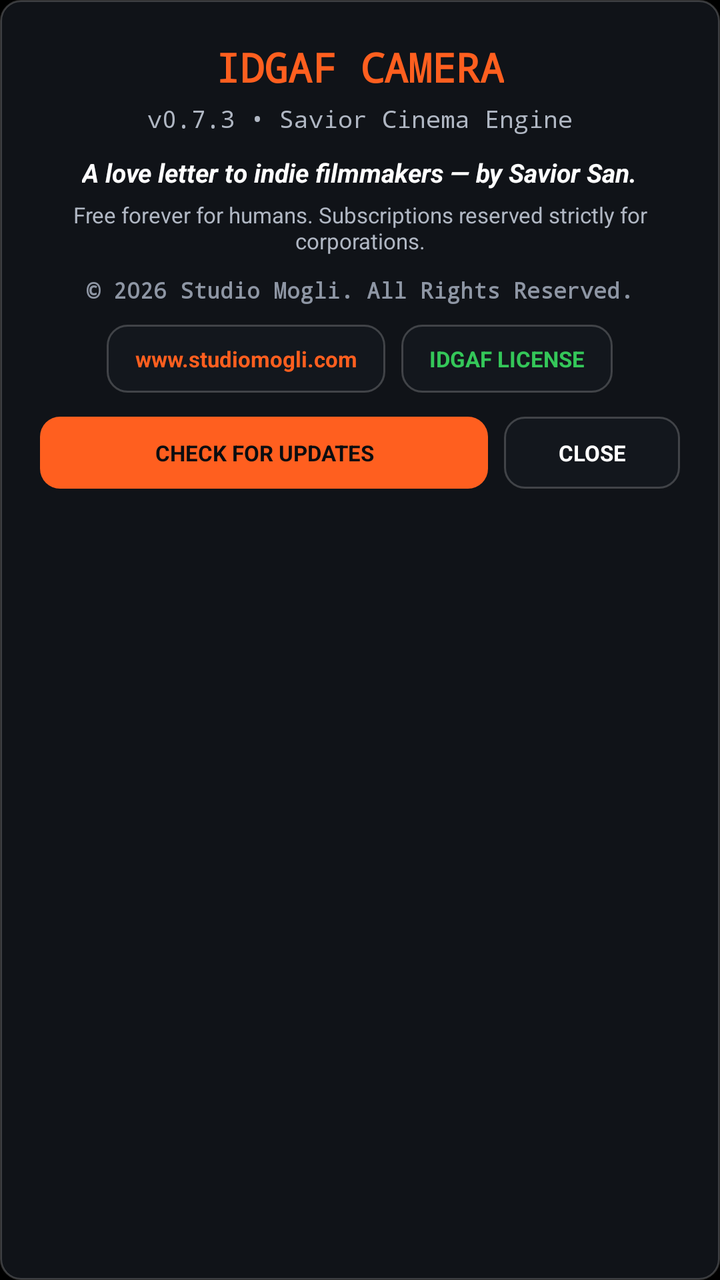
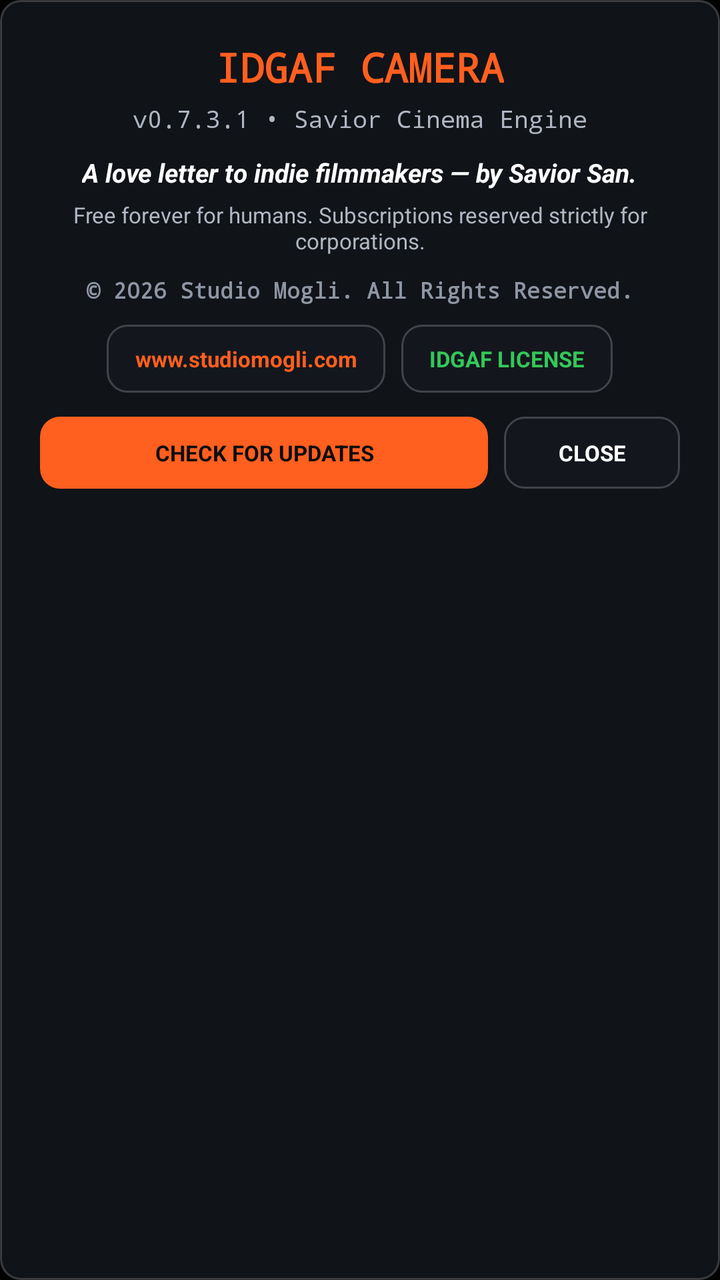

Screens rendered from an Android XML layout before and after an edit, with the pre-edit source and the edit as a unified diff.
<!-- AndroidManifest.xml: application theme Theme.IdgafCamera -->
<!-- res/layout/dialog_credits.xml -->
<?xml version="1.0" encoding="utf-8"?>
<LinearLayout xmlns:android="http://schemas.android.com/apk/res/android"
    android:layout_width="match_parent"
    android:layout_height="wrap_content"
    android:background="@drawable/bg_hud_pill"
    android:gravity="center_horizontal"
    android:orientation="vertical"
    android:padding="20dp">

    <TextView
        android:layout_width="wrap_content"
        android:layout_height="wrap_content"
        android:fontFamily="monospace"
        android:text="IDGAF CAMERA"
        android:textColor="#FF5F1F"
        android:textSize="20sp"
        android:textStyle="bold" />

    <TextView
        android:id="@+id/txtCreditsVersion"
        android:layout_width="wrap_content"
        android:layout_height="wrap_content"
        android:layout_marginTop="4dp"
        android:fontFamily="monospace"
        android:text="v0.7.3 • Savior Cinema Engine"
        android:textColor="#B0B7C3"
        android:textSize="12sp" />

    <TextView
        android:layout_width="wrap_content"
        android:layout_height="wrap_content"
        android:layout_marginTop="10dp"
        android:gravity="center"
        android:text="A love letter to indie filmmakers — by Savior San."
        android:textColor="#FFFFFF"
        android:textSize="13sp"
        android:textStyle="bold|italic" />

    <TextView
        android:layout_width="wrap_content"
        android:layout_height="wrap_content"
        android:layout_marginTop="5dp"
        android:gravity="center"
        android:text="Free forever for humans. Subscriptions reserved strictly for corporations."
        android:textColor="#B0B7C3"
        android:textSize="11sp" />

    <TextView
        android:layout_width="wrap_content"
        android:layout_height="wrap_content"
        android:layout_marginTop="10dp"
        android:fontFamily="monospace"
        android:text="© 2026 Studio Mogli. All Rights Reserved."
        android:textColor="#8E96A4"
        android:textSize="11sp"
        android:textStyle="bold" />

    <LinearLayout
        android:layout_width="wrap_content"
        android:layout_height="wrap_content"
        android:layout_marginTop="10dp"
        android:gravity="center"
        android:orientation="horizontal">

        <TextView
            android:id="@+id/btnCreditsWebsite"
            android:layout_width="wrap_content"
            android:layout_height="34dp"
            android:layout_marginEnd="8dp"
            android:background="@drawable/bg_hud_pill"
            android:gravity="center"
            android:paddingStart="14dp"
            android:paddingEnd="14dp"
            android:text="www.studiomogli.com"
            android:textColor="#FF5F1F"
            android:textSize="11sp"
            android:textStyle="bold" />

        <TextView
            android:id="@+id/btnCreditsLicense"
            android:layout_width="wrap_content"
            android:layout_height="34dp"
            android:background="@drawable/bg_hud_pill"
            android:gravity="center"
            android:paddingStart="14dp"
            android:paddingEnd="14dp"
            android:text="IDGAF LICENSE"
            android:textColor="#34C759"
            android:textSize="11sp"
            android:textStyle="bold" />
    </LinearLayout>

    <LinearLayout
        android:layout_width="match_parent"
        android:layout_height="wrap_content"
        android:layout_marginTop="12dp"
        android:gravity="center"
        android:orientation="horizontal">

        <TextView
            android:id="@+id/btnCreditsCheckUpdate"
            android:layout_width="0dp"
            android:layout_height="36dp"
            android:layout_marginEnd="8dp"
            android:layout_weight="1"
            android:background="@drawable/bg_lens_active"
            android:gravity="center"
            android:text="CHECK FOR UPDATES"
            android:textColor="#0B0D10"
            android:textSize="11sp"
            android:textStyle="bold" />

        <TextView
            android:id="@+id/btnCreditsClose"
            android:layout_width="88dp"
            android:layout_height="36dp"
            android:background="@drawable/bg_hud_pill"
            android:gravity="center"
            android:text="CLOSE"
            android:textColor="#FFFFFF"
            android:textSize="11sp"
            android:textStyle="bold" />
    </LinearLayout>

</LinearLayout>
<!-- resources referenced by this layout -->
<resources>
  <!-- drawable bg_hud_pill (drawable) -->
  <?xml version="1.0" encoding="utf-8"?>
  <shape xmlns:android="http://schemas.android.com/apk/res/android" android:shape="rectangle">
      <solid android:color="#CC14181F" />
      <stroke android:width="1dp" android:color="#33FFFFFF" />
      <corners android:radius="10dp" />
  </shape>
  <!-- drawable bg_lens_active (drawable) -->
  <?xml version="1.0" encoding="utf-8"?>
  <shape xmlns:android="http://schemas.android.com/apk/res/android" android:shape="rectangle">
      <solid android:color="#FF5F1F" />
      <corners android:radius="10dp" />
  </shape>
  <style name="Theme.IdgafCamera" parent="Theme.MaterialComponents.DayNight.NoActionBar">
          <item name="android:statusBarColor">#000000</item>
          <item name="android:navigationBarColor">#000000</item>
          <item name="android:windowBackground">#000000</item>
          <item name="android:windowFullscreen">true</item>
      </style>
</resources>

<!-- the commit's change to res/layout/dialog_credits.xml (unified diff, before → after) -->
@@ -22,7 +22,7 @@
         android:layout_height="wrap_content"
         android:layout_marginTop="4dp"
         android:fontFamily="monospace"
-        android:text="v0.7.3 • Savior Cinema Engine"
+        android:text="v0.7.3.1 • Savior Cinema Engine"
         android:textColor="#B0B7C3"
         android:textSize="12sp" />
 
